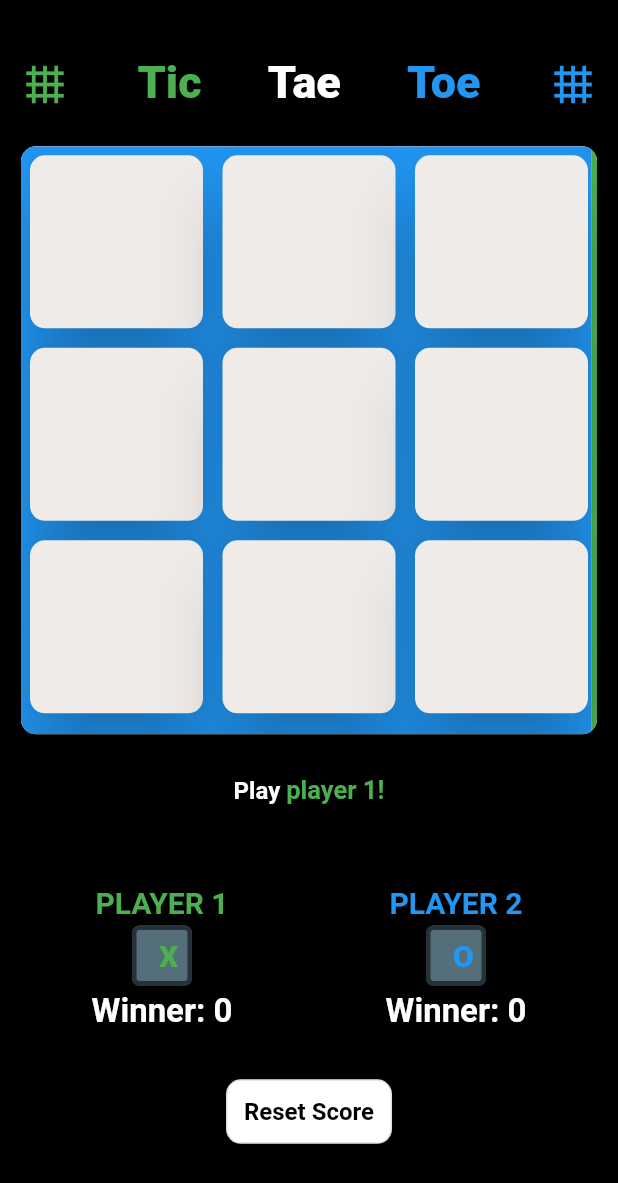
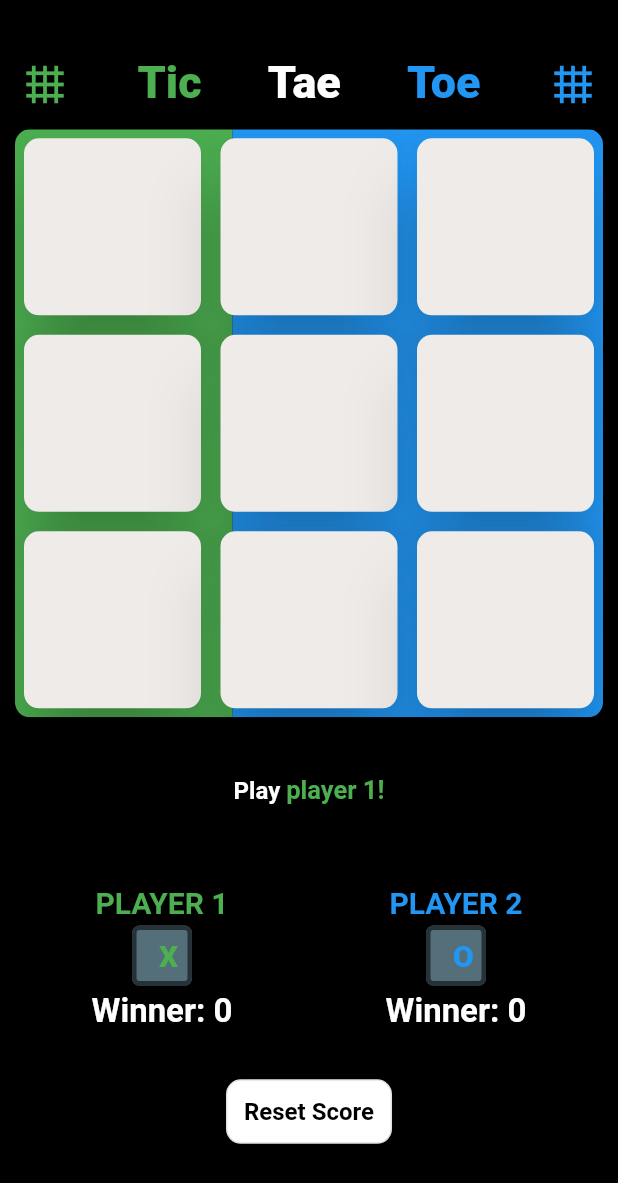
Before and after one commit to weskleydev/tic_tac_toe, a Flutter app: the screen it shows after launch, on a phone screen of 412 x 824 dp. Shown: the top 1183 px of the screen. Run offline on Flutter 3.47's test engine with Material 2 defaults, Android fonts, the phone set to English and light mode, and no system bars; drawn by our look-alikes of auto_size_text; our stand-ins replace get, get_storage; Roboto replaces fonts that are missing (georgia).

Commit message:
commit tic-tae-toe

```diff
--- a/lib/app/modules/home/components/grid_tab.dart
+++ b/lib/app/modules/home/components/grid_tab.dart
@@ -6,20 +6,7 @@ import 'package:tic_tac_toe/app/modules/home/home_controller.dart';
 class GridTab extends GetView<HomeController> {
   @override
   Widget build(BuildContext context) {
-    return Align(
-      alignment: Alignment.center,
-      child: Card(
-        shape: RoundedRectangleBorder(
-          borderRadius: BorderRadius.circular(10.0),
-        ),
-        color: Colors.white,
-        child: Flexible(
-          child: SizedBox(
-            // height: Get.width,
-            // width: Get.width,
-            // height: GetPlatform.isAndroid ? null : 500,
-            width: GetPlatform.isAndroid ? null : 500,
-            child: Obx(() => Stack(
+    return Obx(() => Stack(
           children: [
             ClipRRect(
               borderRadius: BorderRadius.circular(10.0),
@@ -40,8 +27,8 @@ class GridTab extends GetView<HomeController> {
 
                 // childAspectRatio: 4.5,
               ),
-                      itemCount: controller
-                          .board.length, //controller.filteredServices.length,
+              itemCount:
+                  controller.board.length, //controller.filteredServices.length,
               itemBuilder: (_, index) {
                 return GridTiles(
                     board: controller.board[index],
@@ -49,10 +36,6 @@ class GridTab extends GetView<HomeController> {
               },
             ),
           ],
-                )),
-          ),
-        ),
-      ),
-    );
+        ));
   }
 }
--- a/lib/app/modules/home/home_controller.dart
+++ b/lib/app/modules/home/home_controller.dart
@@ -137,7 +137,6 @@ class HomeController extends GetxController {
   @override
   void onInit() {
     super.onInit();
-    print(box.read('scoreboard'));
     if (box.read('scoreboard') != null) {
       scoreboard['Player 1'] = box.read('scoreboard')['Player 1'];
       scoreboard['Player 2'] = box.read('scoreboard')['Player 2'];
--- a/lib/app/modules/splash/splash_controller.dart
+++ b/lib/app/modules/splash/splash_controller.dart
@@ -4,7 +4,7 @@ import 'package:tic_tac_toe/app/routes/app_pages.dart';
 class SplashController extends GetxController {
   next() {
     return Future.delayed(
-        Duration(seconds: 6), () => Get.offAllNamed(Routes.HOME));
+        Duration(seconds: 3), () => Get.offAllNamed(Routes.HOME));
   }
 
   @override
```
Lines whose indentation alone changed are shown as unchanged.
